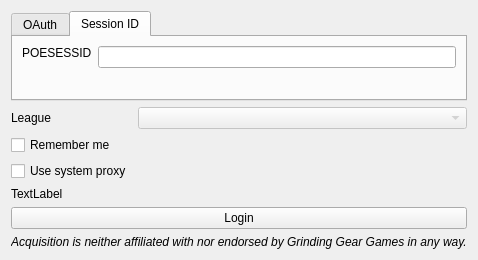
Before: the Qt Designer form forms/logindialog.ui in gerwaric/acquisition, drawn with Qt 5.
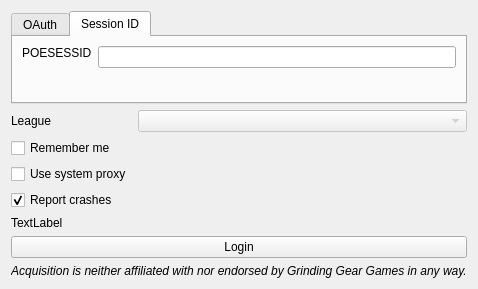
After: the same form once the commit is applied.

```diff
--- a/forms/logindialog.ui
+++ b/forms/logindialog.ui
@@ -6,8 +6,8 @@
    <rect>
     <x>0</x>
     <y>0</y>
-    <width>392</width>
-    <height>248</height>
+    <width>423</width>
+    <height>289</height>
    </rect>
   </property>
   <property name="sizePolicy">
@@ -145,13 +145,23 @@
        </property>
       </widget>
      </item>
-     <item row="3" column="0">
+     <item row="4" column="0">
       <widget class="QLabel" name="errorLabel">
        <property name="text">
         <string>TextLabel</string>
        </property>
       </widget>
      </item>
+     <item row="3" column="0">
+      <widget class="QCheckBox" name="reportCrashesCheckBox">
+       <property name="text">
+        <string>Report crashes</string>
+       </property>
+       <property name="checked">
+        <bool>true</bool>
+       </property>
+      </widget>
+     </item>
     </layout>
    </item>
    <item>
```
